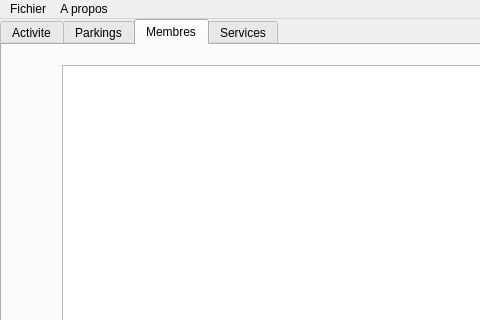
Before: the Qt Designer form ui/main.ui in QRouland/gestionParking, drawn with Qt 5; both pictures show x 0 to 480 and y 0 to 320 of the 561 by 479 pixel window.
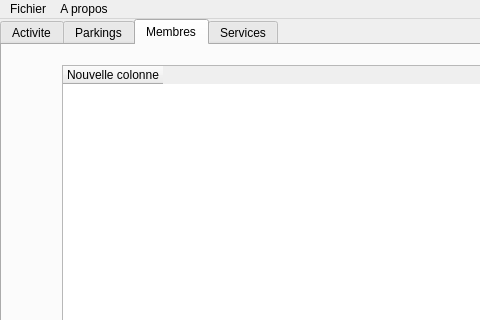
After: the same form once the commit is applied. The open tabs and pages were chosen to show the change.

```diff
--- a/ui/main.ui
+++ b/ui/main.ui
@@ -190,6 +190,11 @@
         <height>351</height>
        </rect>
       </property>
+      <column>
+       <property name="text">
+        <string>Nouvelle colonne</string>
+       </property>
+      </column>
      </widget>
     </widget>
     <widget class="QWidget" name="tab_3">
```
Left out of the diff: 2 changed lines with no effect on the pictures.
